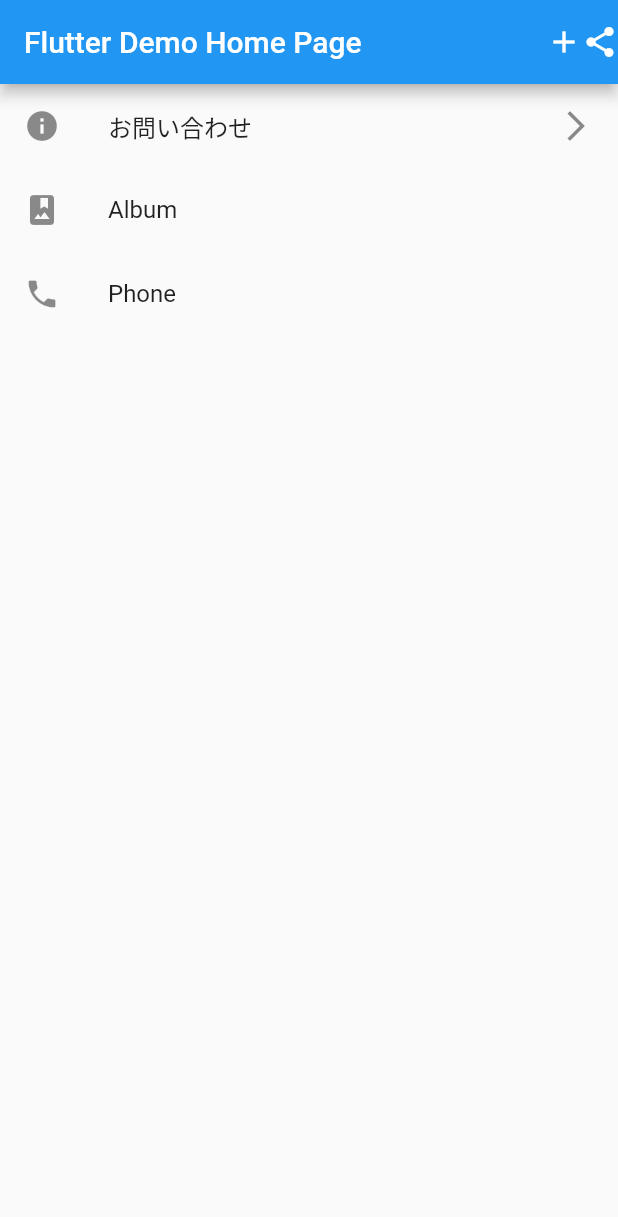
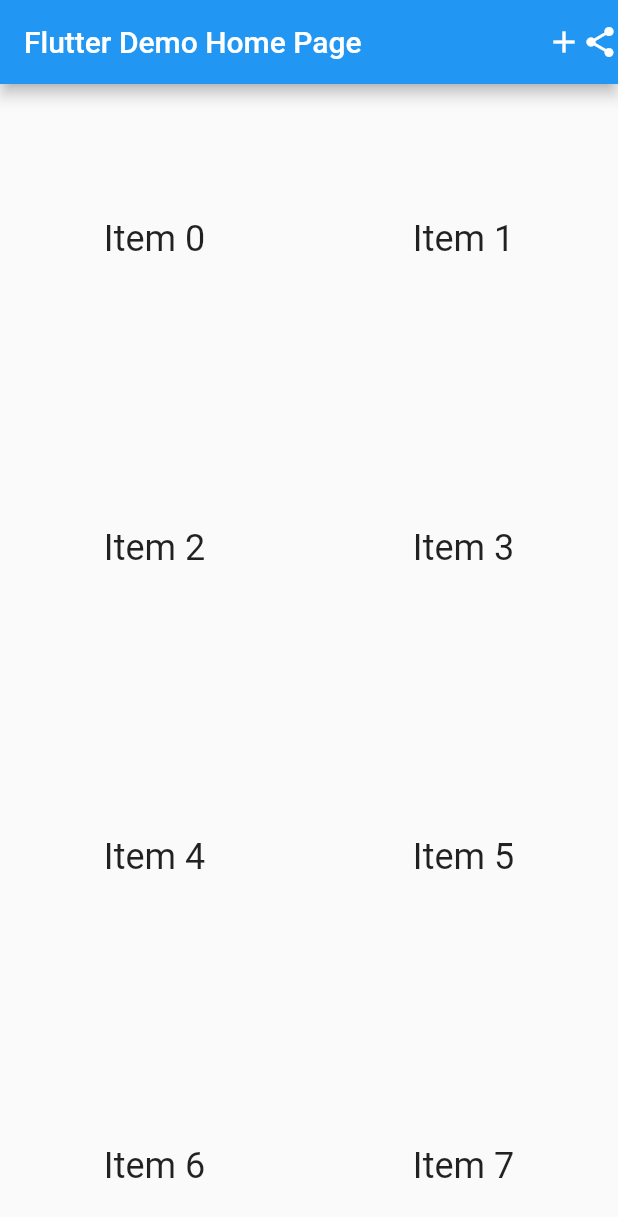
Before and after one commit to zizynonno/flutter_sandbox, a Flutter app: the screen it shows after launch, on a phone screen of 412 x 824 dp. Shown: the top 1217 px of the screen. Run offline on Flutter 3.47's test engine with Material 2 defaults, Android fonts, the phone set to English and light mode, and no system bars.

Commit message:
グリット

```diff
--- a/lib/main.dart
+++ b/lib/main.dart
@@ -41,32 +41,17 @@ class _MyHomePageState extends State<MyHomePage> {
         ],
       ),
       body: Container(
-          child: ListView(
-            children: <Widget>[
-              ListTile(
-                leading: Icon(Icons.info),
-                title: Text('お問い合わせ'),
-                trailing: Icon(Icons.arrow_forward_ios),
-                onTap: () {
-                  Navigator.push(
-                    context,
-                    MaterialPageRoute(
-                      builder: (context) => NextPage('あいうえおんがく')
-                    )
-
-                  );
-                },
-              ),
-              ListTile(
-                leading: Icon(Icons.photo_album),
-                title: Text('Album'),
-              ),
-              ListTile(
-                leading: Icon(Icons.phone),
-                title: Text('Phone'),
-              ),
-            ],
-          )
+          child: GridView.count(
+            crossAxisCount: 2,
+            children: List.generate(100, (index) {
+              return Center(
+                child: Text(
+                  'Item $index',
+                  style: Theme.of(context).textTheme.headline5,
+                ),
+              );
+            }),
+          ),
 
       ),
 
```
